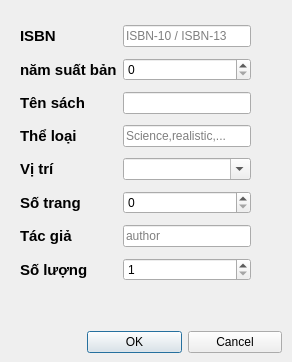
Old version of the form librarymanage/themdausach.ui in the repository DTTaze/Qt-Library-Management.
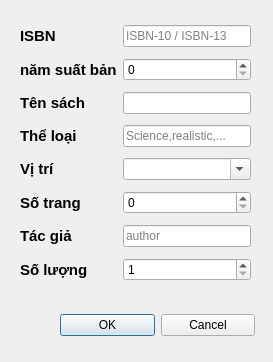
New version of the form.

```diff
--- a/librarymanage/themdausach.ui
+++ b/librarymanage/themdausach.ui
@@ -6,7 +6,7 @@
    <rect>
     <x>0</x>
     <y>0</y>
-    <width>292</width>
+    <width>273</width>
     <height>362</height>
    </rect>
   </property>
@@ -16,8 +16,8 @@
   <widget class="QWidget" name="layoutWidget">
    <property name="geometry">
     <rect>
-     <x>87</x>
-     <y>327</y>
+     <x>60</x>
+     <y>310</y>
      <width>195</width>
      <height>31</height>
     </rect>
```
